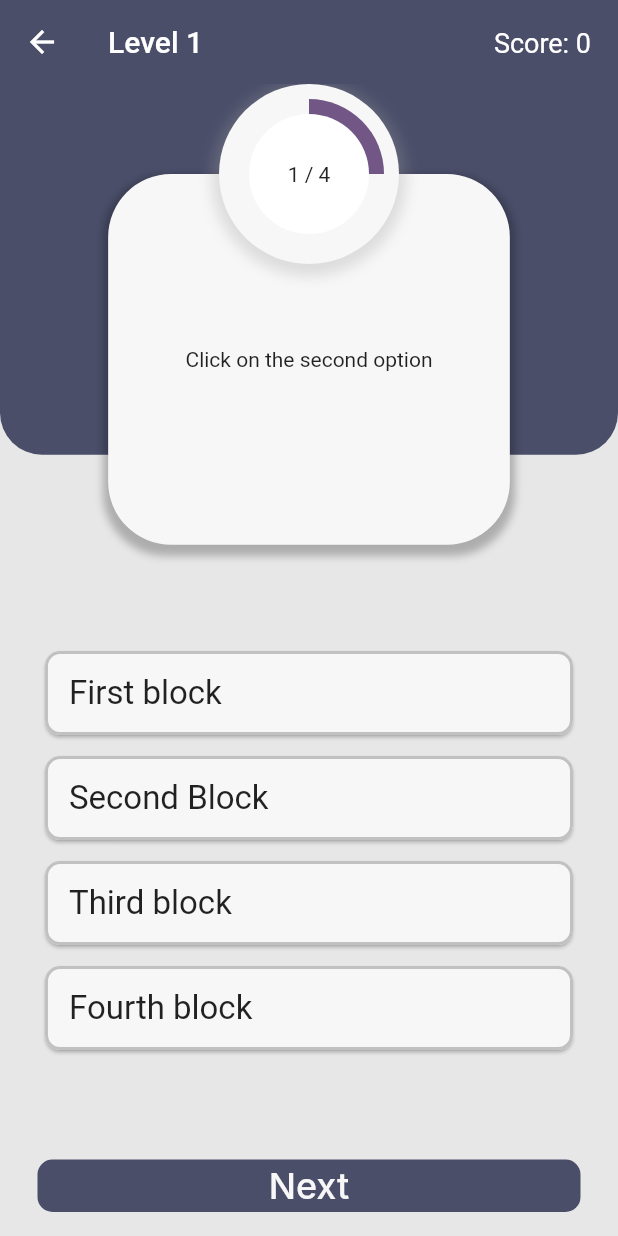
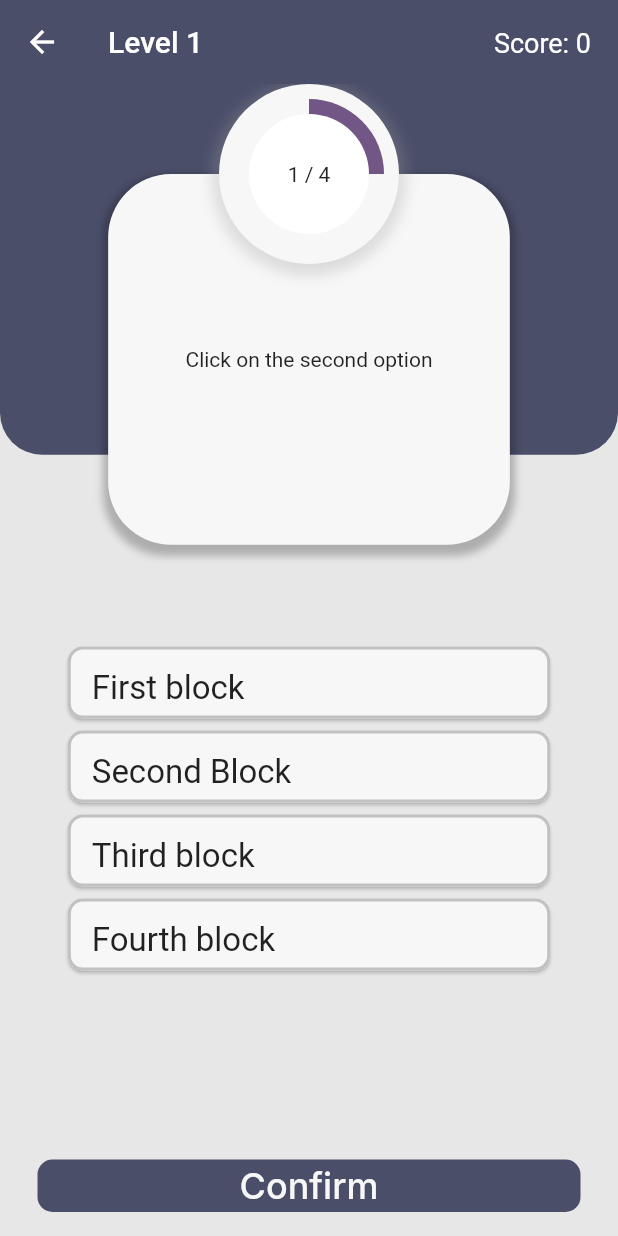
Before and after one commit to DryStuffz/SCU-FIH-App, a Flutter app: the screen it shows after launch, after a tap on "Level 1", on a phone screen of 412 x 824 dp. Run offline on Flutter 3.47's test engine with Material 2 defaults, Android fonts, the light colour scheme and no system bars; network calls fail; Roboto replaces fonts that are missing (Inter).

Commit message:
Updated options List in the quiz

```diff
--- a/app/lib/constants/colors.dart
+++ b/app/lib/constants/colors.dart
@@ -7,3 +7,4 @@ const Color lightGrey = Color(0xFFE7E7E7);
 const Color correct = Color(0xFF32AB58);
 const Color incorrect = Color(0xFFAB3232);
 const Color netral = Color(0xFFF8F7F7);
+const Color selected = Color(0xFFC1BBBA);
--- a/app/lib/quizzes/next_button.dart
+++ /dev/null
@@ -1,28 +0,0 @@
-import 'package:app/constants/test_strings.dart';
-import "package:flutter/material.dart";
-import 'package:app/constants/colors.dart';
-
-class NextButton extends StatelessWidget {
-  const NextButton({super.key, required this.nextQuestion, required this.isPressed});
-  final bool isPressed;
-  final VoidCallback nextQuestion;
-  @override
-  Widget build(BuildContext context) {
-    return GestureDetector(
-        onTap: nextQuestion,
-        child: Container(
-            width: double.infinity,
-            height: 35.0,
-            margin: const EdgeInsets.symmetric(horizontal: 15),
-            padding: const EdgeInsets.all(3),
-            decoration: BoxDecoration(
-              color: blueGrey,
-              borderRadius: BorderRadius.circular(10.0),
-            ),
-            child: const Text(
-              'Next',
-              textAlign: TextAlign.center,
-              style: CustomTextStyle.confirm,
-            )));
-  }
-}
--- a/app/lib/quizzes/optionCard.dart
+++ b/app/lib/quizzes/optionCard.dart
@@ -1,11 +1,18 @@
 import "package:app/constants/colors.dart";
+import "package:app/quizzes/question_model.dart";
 import "package:flutter/material.dart";
 
-class OptionCard extends StatelessWidget {
+// ignore: must_be_immutable
+class OptionCard extends StatefulWidget {
   const OptionCard({super.key, required this.option, required this.color});
+
   final String option;
   final Color color;
 
+  @override
+  State<OptionCard> createState() => _OptionCardState();
+}
+class _OptionCardState extends State<OptionCard> {
   @override
   Widget build(BuildContext context) {
     return Card(
@@ -15,37 +22,22 @@ class OptionCard extends StatelessWidget {
               color: grey,
               width: 2.0,
             )),
-        margin: const EdgeInsets.symmetric(vertical: 7.0),
-        color: color,
+        color: widget.color,
         child: ListTile(
           title: Text(
-            option,
+            widget.option,
             style: const TextStyle(fontSize: 22.0),
           ),
         ));
   }
 }
 
-
-
-
-
-
-
-
-
-
-
-
-
-
 class QuestionCard extends StatelessWidget {
-  const QuestionCard(
-      {super.key,
-      required this.question,
-});
+  const QuestionCard({
+    super.key,
+    required this.question,
+  });
   final String question;
-
 
   @override
   Widget build(BuildContext context) {
--- a/app/lib/quizzes/quiz_root.dart
+++ b/app/lib/quizzes/quiz_root.dart
@@ -1,3 +1,4 @@
+import 'package:app/constants/test_strings.dart';
 import 'package:app/quizzes/next_button.dart';
 import 'package:app/quizzes/optionCard.dart';
 import 'package:app/quizzes/questionIndex.dart';
@@ -14,73 +15,45 @@ class QuizRoot extends StatefulWidget {
   State<QuizRoot> createState() => _QuizRootState();
 }
 
-class _QuizRootState extends State<QuizRoot>{
+class _QuizRootState extends State<QuizRoot> {
   //List of question to add to the quiz
-  List<Question> questions = [
+  static List<Question> questions = [
     Question(id: '101', title: 'Click on the second option', options: {
       'First block': false,
       'Second Block': true,
       'Third block': false,
       'Fourth block': false,
     }),
-    Question(id: '101', title: 'Click on the Third option', options: {
+    Question(id: '101', title: 'What us 2 + 2', options: {
+      '4': true,
+      '7': false,
+      '34': false,
+      '9': false,
+    }),
+    Question(id: '101', title: 'this is a ____ application', options: {
+      'Python': false,
+      'JAVASCRIPT': false,
+      'HTML': false,
+      'Flutter': true,
+    }),
+    Question(id: '101', title: 'Click on the third option', options: {
       'First block': false,
       'Second Block': false,
       'Third block': true,
       'Fourth block': false,
-    }),
-    Question(id: '101', title: 'Click on the Fourth option', options: {
-      'First block': false,
-      'Second Block': false,
-      'Third block': false,
-      'Fourth block': true,
-    }),
-    Question(id: '101', title: 'Click on the second option', options: {
-      'First block': false,
-      'Second Block': true,
-      'Third block': false,
-      'Fourth block': false,
     })
   ];
   int questionIndex = 0; //index to loop through questions
-  bool isPressed = false;
+  bool isFinished = false;
+  int currentlySelected = -1;
 
+  List<bool> alreadlyUsed =
+      List.filled(questions[0].options.length, false, growable: false);
+  List<Color> colorsIndex =
+      List.filled(questions[0].options.length, netral, growable: false);
+  List<String> titles = questions[0].options.keys.toList();
+  List<bool> isCorrect = questions[0].options.values.toList();
   int score = 0;
-
-  void nextQuestion() {
-    if (questionIndex == questions.length - 1) {
-      showDialog(
-          context: context,
-          builder: (ctx) => ResultScreen(
-                questionLength: questions.length,
-                numberCorrect: score,
-              ));
-    } else {
-      if (isPressed) {
-        setState(() {
-          questionIndex++;
-          isPressed = false;
-        });
-      } else {
-        ScaffoldMessenger.of(context).showSnackBar(const SnackBar(
-          content: Text('Please selelct an option'),
-          behavior: SnackBarBehavior.floating,
-          margin: EdgeInsets.symmetric(vertical: 20.0),
-        ));
-      }
-    }
-  }
-
-  void updateOption(bool value) {
-    if (!isPressed) {
-      if (value == true) {
-        score++;
-      }
-      setState(() {
-        isPressed = true;
-      });
-    }
-  }
 
   @override
   Widget build(BuildContext context) {
@@ -130,40 +103,180 @@ class _QuizRootState extends State<QuizRoot>{
                   const SizedBox(
                     height: 25.0,
                   ),
-                  for (int i = 0;
-                      i < questions[questionIndex].options.length;
-                      i++)
-                    GestureDetector(
-                      onTap: () => updateOption(
-                          questions[questionIndex].options.values.toList()[i]),
-                      child: OptionCard(
-                        option:
-                            questions[questionIndex].options.keys.toList()[i],
-                        color: isPressed
-                            ? (questions[questionIndex]
-                                        .options
-                                        .values
-                                        .toList()[i] ==
-                                    true
-                                ? correct
-                                : incorrect)
-                            : netral,
-                      ),
-                    ),
+                  _optionList(),
                 ],
               )),
           QuestionCard(question: questions[questionIndex].title),
-          QuestionIndex(currentQuestion: questionIndex + 1, numQuestion: questions.length),
+          QuestionIndex(
+              currentQuestion: questionIndex + 1,
+              numQuestion: questions.length),
         ],
       ),
       floatingActionButton: Padding(
         padding: const EdgeInsets.symmetric(horizontal: 10.0),
-        child: NextButton(
-          nextQuestion: nextQuestion,
-          isPressed: isPressed,
-        ),
+        child: isFinished ? _nextButton() : _confirmAnswer(),
       ),
       floatingActionButtonLocation: FloatingActionButtonLocation.centerFloat,
     );
   }
+
+  _nextButton() {
+    return GestureDetector(
+        onTap: () {
+          nextQuestion();
+          isFinished = false;
+        },
+        child: Container(
+            width: double.infinity,
+            height: 35.0,
+            margin: const EdgeInsets.symmetric(horizontal: 15),
+            padding: const EdgeInsets.all(3),
+            decoration: BoxDecoration(
+              color: blueGrey,
+              borderRadius: BorderRadius.circular(10.0),
+            ),
+            child: const Text(
+              'Next',
+              textAlign: TextAlign.center,
+              style: CustomTextStyle.confirm,
+            )));
+  }
+
+  _confirmAnswer() {
+    return GestureDetector(
+        onTap: () {
+          setState(() {
+            //If nothing isSelected
+            if (currentlySelected == -1) {
+              ScaffoldMessenger.of(context).showSnackBar(const SnackBar(
+                content: Text('Please select an option'),
+                behavior: SnackBarBehavior.floating,
+                margin: EdgeInsets.symmetric(vertical: 20.0),
+              ));
+            } else if (alreadlyUsed[currentlySelected]) {
+              ScaffoldMessenger.of(context).showSnackBar(const SnackBar(
+                content: Text('Please select an option'),
+                behavior: SnackBarBehavior.floating,
+                margin: EdgeInsets.symmetric(vertical: 20.0),
+              ));
+            } else {
+              alreadlyUsed[currentlySelected] = true;
+              isCorrect[currentlySelected]
+                  ? colorsIndex[currentlySelected] = correct
+                  : colorsIndex[currentlySelected] = incorrect;
+              if (isCorrect[currentlySelected]) {
+                isFinished = true;
+              }
+            }
+          });
+        },
+        child: Container(
+            width: double.infinity,
+            height: 35.0,
+            margin: const EdgeInsets.symmetric(horizontal: 15),
+            padding: const EdgeInsets.all(3),
+            decoration: BoxDecoration(
+              color: blueGrey,
+              borderRadius: BorderRadius.circular(10.0),
+            ),
+            child: const Text(
+              'Confirm',
+              textAlign: TextAlign.center,
+              style: CustomTextStyle.confirm,
+            )));
+  }
+
+  bool addScore() {
+    int counter = 0;
+    for (int i = 0; i < questions[questionIndex].options.length; i++) {
+      if (alreadlyUsed[i]) {
+        counter++;
+      }
+    }
+    if (counter <= 1) {
+      return true;
+    }
+    return false;
+  }
+
+  void resetLists() {
+    alreadlyUsed = List.filled(questions[questionIndex].options.length, false,
+        growable: false);
+    colorsIndex = List.filled(questions[questionIndex].options.length, netral,
+        growable: false);
+    currentlySelected = -1;
+    titles = questions[questionIndex].options.keys.toList();
+    isCorrect = questions[questionIndex].options.values.toList();
+  }
+
+  void nextQuestion() {
+    if (addScore()) {
+      setState(() {
+        score++;
+      });
+    }
+    if (questionIndex == questions.length - 1) {
+      showDialog(
+          context: context,
+          builder: (ctx) => ResultScreen(
+                questionLength: questions.length,
+                numberCorrect: score,
+              ));
+    } else {
+      if (isFinished) {
+        setState(() {
+          questionIndex++;
+        });
+
+        resetLists();
+      } else {
+        ScaffoldMessenger.of(context).showSnackBar(const SnackBar(
+          content: Text('Please selelct an option'),
+          behavior: SnackBarBehavior.floating,
+          margin: EdgeInsets.symmetric(vertical: 20.0),
+        ));
+      }
+    }
+  }
+
+  _optionList() {
+    double width = MediaQuery.of(context).size.width;
+    double height = MediaQuery.of(context).size.height;
+
+    return SizedBox(
+      width: 0.8 * width,
+      height: 0.3 * height,
+      child: ListView.builder(
+        itemCount: questions[questionIndex].options.length,
+        prototypeItem: ListTile(
+          title: Text(titles.first),
+        ),
+        itemBuilder: (context, index) {
+          return GestureDetector(
+            onTap: () {
+              currentlySelected = index;
+              if (!alreadlyUsed[currentlySelected]) {
+                setState(() {
+                  for (int i = 0;
+                      i < questions[questionIndex].options.length;
+                      i++) {
+                    if (alreadlyUsed[i] == false && i != currentlySelected) {
+                      colorsIndex[i] = netral;
+                    }
+                  }
+                  if (colorsIndex[currentlySelected] == selected) {
+                    colorsIndex[currentlySelected] = netral;
+                    currentlySelected = -1;
+                  } else {
+                    colorsIndex[currentlySelected] = selected;
+                  }
+                });
+              }
+            },
+            child: OptionCard(option: titles[index], color: colorsIndex[index]),
+          );
+        },
+      ),
+    );
+  }
 }
```
Also changed, not shown: app/lib/quizzes/question_widget.dart (deleted, +0 -22 lines).
